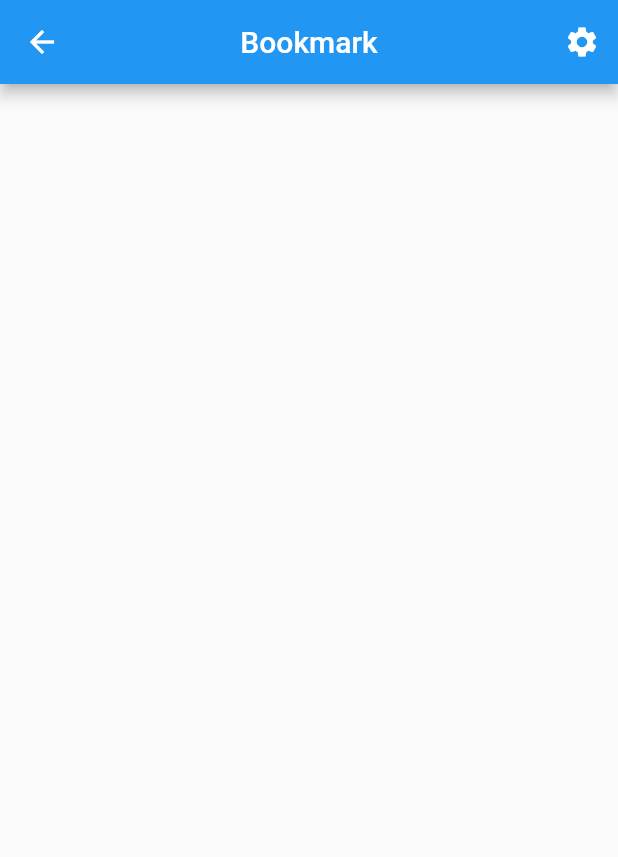
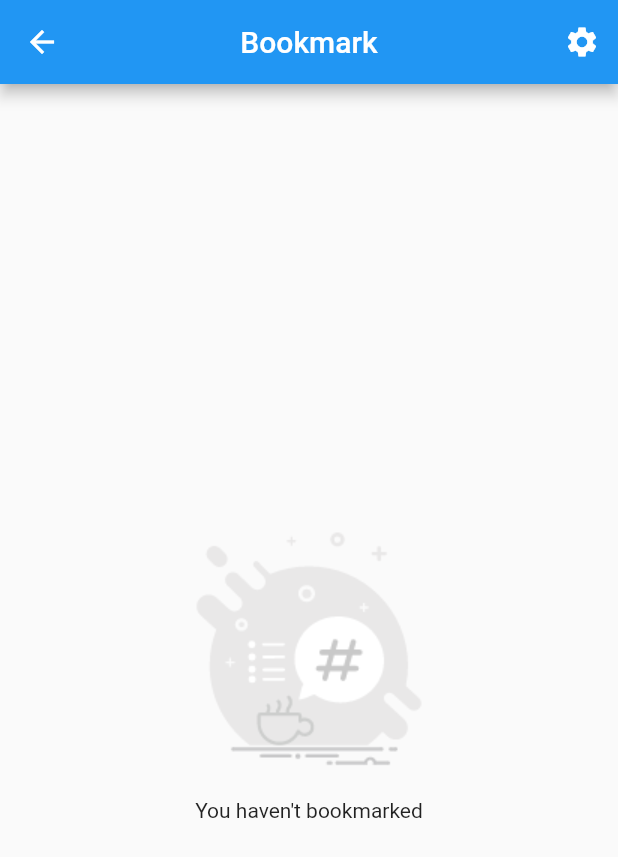
Before and after one commit to WingCH/getx_demo, a Flutter app: the BookmarkedAlbumsPage screen opened directly, on a phone screen of 412 x 824 dp. Shown: the top 857 px of the screen. Run offline on Flutter 3.47's test engine with Material 2 defaults, Android fonts, the light colour scheme and no system bars; our stand-ins replace cached_network_image, dio, freezed_annotation, get, get_storage, logger and 1 more; accounts and stored records are empty.

Commit message:
EmptyWidget

```diff
--- /dev/null
+++ b/lib/common_widgets/empty_widget.dart
@@ -0,0 +1,26 @@
+import 'package:flutter/material.dart';
+
+class EmptyWidget extends StatelessWidget {
+  const EmptyWidget({
+    Key? key,
+    required this.message,
+  }) : super(key: key);
+
+  final String message;
+
+  @override
+  Widget build(BuildContext context) {
+    return Center(
+      child: Column(
+        mainAxisSize: MainAxisSize.min,
+        children: [
+          Image.asset(
+            'assets/icon/no_data.png',
+            width: 200,
+          ),
+          Text(message),
+        ],
+      ),
+    );
+  }
+}
--- a/lib/features/bookmarked_albums/view.dart
+++ b/lib/features/bookmarked_albums/view.dart
@@ -2,6 +2,7 @@ import 'package:flutter/material.dart';
 import 'package:get/get.dart';
 
 import '../../common_widgets/albums_list_widget.dart';
+import '../../common_widgets/empty_widget.dart';
 import '../../generated/l10n.dart';
 import '../../repositories/bookmark_repository/bookmark_repository.dart';
 import 'logic.dart';
@@ -37,7 +38,11 @@ class BookmarkedAlbumsPage extends StatelessWidget {
         ],
       ),
       body: Obx(() {
-        return AlbumsListWidget(
+        return state.bookmarkedAlbums.value.isEmpty
+            ? EmptyWidget(
+                message: S.of(context).bookmarkPageEmptyMessage,
+              )
+            : AlbumsListWidget(
                 albums: state.bookmarkedAlbums.value,
                 bookmarkedAlbums: state.bookmarkedAlbums.value,
                 onBookmark: (albums) {
--- a/lib/l10n/intl_en.arb
+++ b/lib/l10n/intl_en.arb
@@ -7,6 +7,7 @@
   "searchAlbumsPageSearchBarName": "Album name",
   "searchAlbumsPagePopularSearches": "Popular searches",
   "bookmarkPageTitle": "Bookmark",
+  "bookmarkPageEmptyMessage": "You haven't bookmarked",
   "settingPageTitle": "Setting",
   "settingPageGeneral": "General",
   "settingPageLanguage": "Language"
--- a/lib/l10n/intl_zh_Hans.arb
+++ b/lib/l10n/intl_zh_Hans.arb
@@ -8,6 +8,8 @@
   "searchAlbumsPageSearchBarName": "专辑名称",
   "searchAlbumsPagePopularSearches": "热门搜寻",
   "bookmarkPageTitle": "书签",
+  "bookmarkPageEmptyMessage": "你还没有加入书签",
+
   "settingPageTitle": "设定",
   "settingPageGeneral": "一般",
   "settingPageLanguage": "语言"
--- a/lib/l10n/intl_zh_Hant.arb
+++ b/lib/l10n/intl_zh_Hant.arb
@@ -7,6 +7,7 @@
   "searchAlbumsPageSearchBarName": "專輯名稱",
   "searchAlbumsPagePopularSearches": "熱門搜尋",
   "bookmarkPageTitle": "書籤",
+  "bookmarkPageEmptyMessage": "你還沒有加入書籤",
   "settingPageTitle": "設定",
   "settingPageGeneral": "一般",
   "settingPageLanguage": "語言"
```
Also changed, not shown: lib/generated/intl/messages_en.dart, lib/generated/intl/messages_zh_Hans.dart, lib/generated/intl/messages_zh_Hant.dart, lib/generated/l10n.dart. Lines whose indentation alone changed are shown as unchanged.
